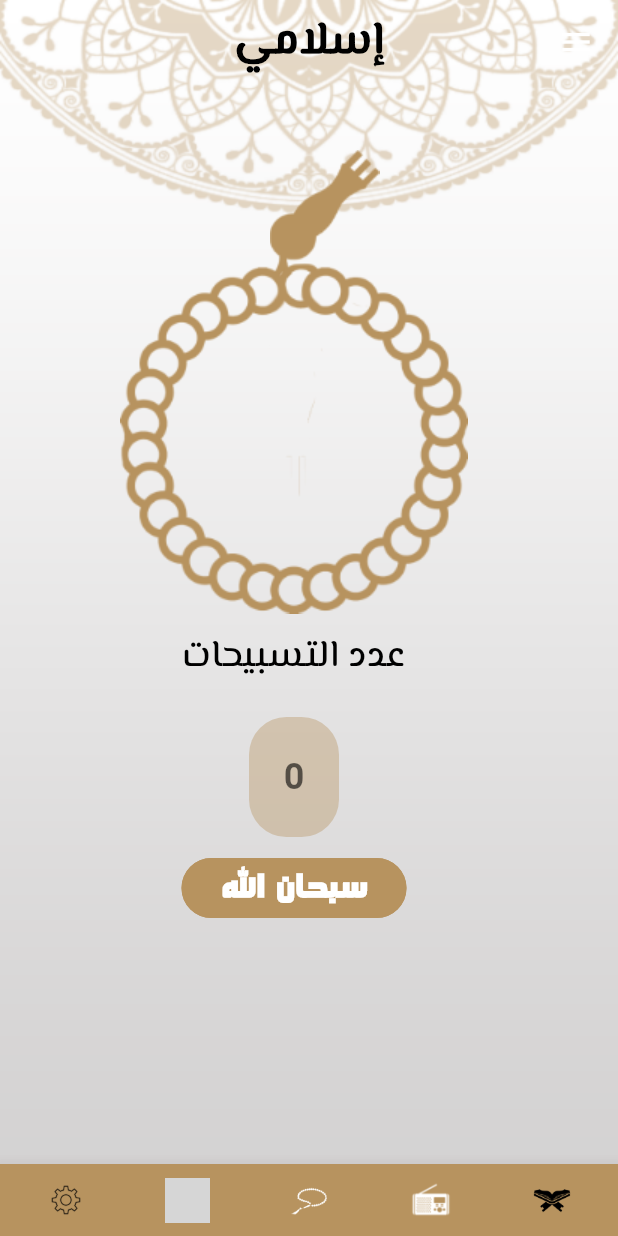
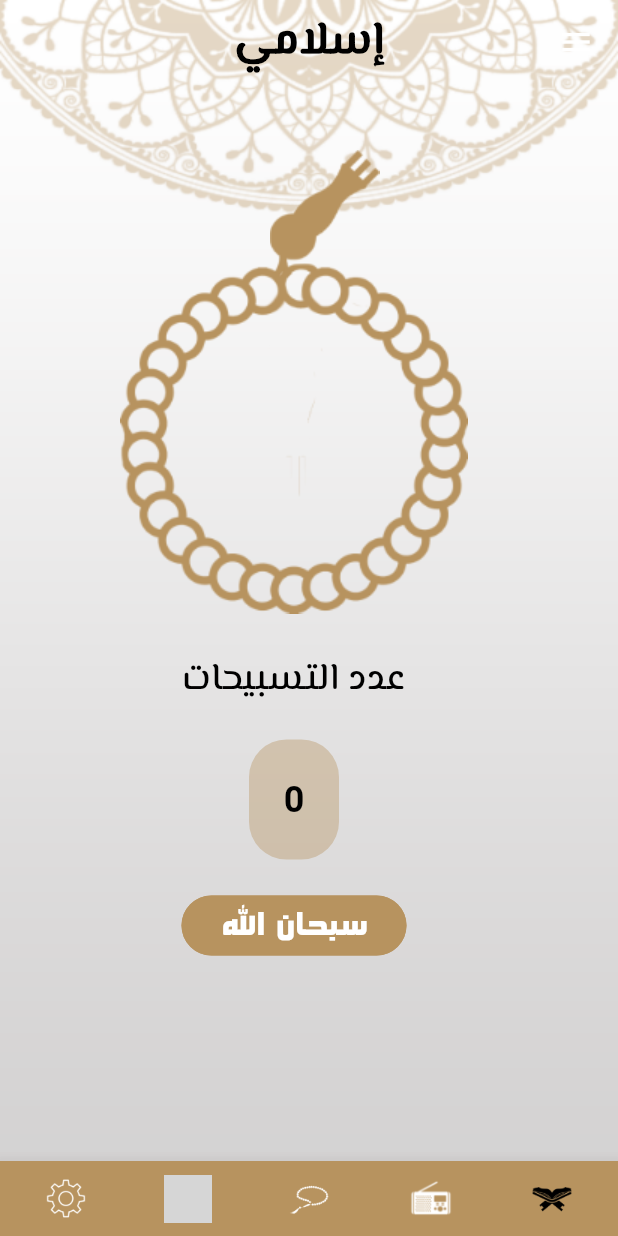
Before and after one commit to Eyadzz/Quran_Application, a Flutter app: the screen it shows after launch, swiped to page 3, on a phone screen of 412 x 824 dp. Run offline on Flutter 3.47's test engine with Material 2 defaults, Android fonts, the light colour scheme and no system bars; our stand-ins replace splashscreen; generated files the repository leaves out were written again; grey boxes are pictures that could not be loaded.

Commit message:
ui changes

```diff
--- a/lib/CustomBottomBar.dart
+++ b/lib/CustomBottomBar.dart
@@ -3,14 +3,13 @@ import 'package:quran_application/QuranScreen.dart';
 import 'package:quran_application/RadioSceen.dart';
 import 'package:quran_application/TasbeehScreen.dart';
 import 'Home.dart';
-import 'package:quran_application/RadioSceen.dart';
 import 'package:provider/provider.dart';
 import 'AppConfigProvider.dart';
 
 class CustomBottomBar extends StatefulWidget {
   const CustomBottomBar ({Key? key, this.mypage}) : super(key: key);
   static const routeName = "home";
-  final iconSize = 30.0;
+  final iconSize = 70.0;
 
   final quranPageName = QuranScreen.routeName;
   final hasdisPageName = QuranScreen.routeName;
@@ -40,6 +39,7 @@ class _CustomBottomBarState extends State<CustomBottomBar> {
     provider = Provider.of<AppConfigProvider>(context);
     return BottomAppBar(
         child: Container(
+          height: 50,
           padding: EdgeInsets.symmetric(horizontal: 20),
           child: Row(
             mainAxisSize: MainAxisSize.max,
@@ -107,9 +107,14 @@ class _CustomBottomBarState extends State<CustomBottomBar> {
               IconButton(
                 onPressed: (){
                   scaffoldKey.currentState!.openDrawer();
+                  setState(() {
+                    currentIndex = 4;
+                  });
                 },
                 icon: ImageIcon(
                   AssetImage("assets/images/settings.png"),
+                  color: changeColor(4, currentIndex),
+                  size: widget.iconSize,
                 ),
               ),
 
--- a/lib/ReadQuran.dart
+++ b/lib/ReadQuran.dart
@@ -93,7 +93,7 @@ class _ReadQuranState extends State<ReadQuran> {
                           child: new SingleChildScrollView(
                               scrollDirection: Axis.vertical,
                               child: Padding(
-                                padding: const EdgeInsets.all(10.0),
+                                padding: const EdgeInsets.all(17.0),
                                 child: new FutureBuilder(
                                     future: ReadData(Num),
                                     builder: (BuildContext context,
--- a/lib/Splash.dart
+++ b/lib/Splash.dart
@@ -17,7 +17,7 @@ class _SplashState extends State<Splash> {
     return new SplashScreen(
         seconds: 2,
         navigateAfterSeconds: new Home(),
-        image: new Image.asset("assets/images/logo.png"),
+        image: new Image.asset("assets/images/logo2.png"),
         backgroundColor: Colors.white,
         photoSize: 100.0,
         loaderColor: Colors.yellow
--- a/lib/TasbeehCounterDisplay.dart
+++ b/lib/TasbeehCounterDisplay.dart
@@ -77,7 +77,7 @@ class _TasbeehCounterDisplayState extends State<TasbeehCounterDisplay> {
           ),
         ),
         SizedBox(
-          height: 10,
+          height: 25,
         ),
         Text(AppLocalizations.of(context)!.numOfTasbeehat,style: Theme.of(context).textTheme.headline1,),
         SizedBox(
@@ -89,7 +89,7 @@ class _TasbeehCounterDisplayState extends State<TasbeehCounterDisplay> {
             child: Text(
               '$_tasbeehCounter',
               textScaleFactor: 1.6,
-              style: TextStyle(color: provider.isDarkTheme()? Colors.white: Colors.black.withOpacity(0.6), fontWeight: FontWeight.bold),
+              style: TextStyle(color: provider.isDarkTheme()? Colors.white: Colors.black, fontWeight: FontWeight.bold),
             ),
             style: ButtonStyle(
                 backgroundColor: MaterialStateProperty.all(
@@ -100,12 +100,12 @@ class _TasbeehCounterDisplayState extends State<TasbeehCounterDisplay> {
                       borderRadius: BorderRadius.circular(25.0),
                     )))),
         SizedBox(
-          height: 10,
+          height: 20,
         ),
 
         ElevatedButton(
             onPressed: null,
-            child: Text(tasbeehButtonLabel, textScaleFactor: 1.6,style: TextStyle(color: provider.isDarkTheme()? Colors.black: Colors.white.withOpacity(1),fontFamily: "Sultann",)),
+            child: Text(tasbeehButtonLabel, textScaleFactor: 1.6,style: TextStyle(color: provider.isDarkTheme()? Colors.black: Colors.white.withOpacity(1),fontFamily: "Sultann", fontWeight: FontWeight.normal)),
             )
       ],
     );
```
Also changed, not shown: lib/RadioSceen.dart (+3 -4 lines), lib/SideMenu.dart (+9 -6 lines), lib/SplashCustom.dart (+7 -3 lines), assets/images/logo2.png (added), assets/images/logo2@2x.png (added), assets/images/logo2@3x.png (added), assets/images/splashbgdark.png (added), assets/images/splashbgdark@2x.png (added), assets/images/splashbgdark@3x.png (added).
